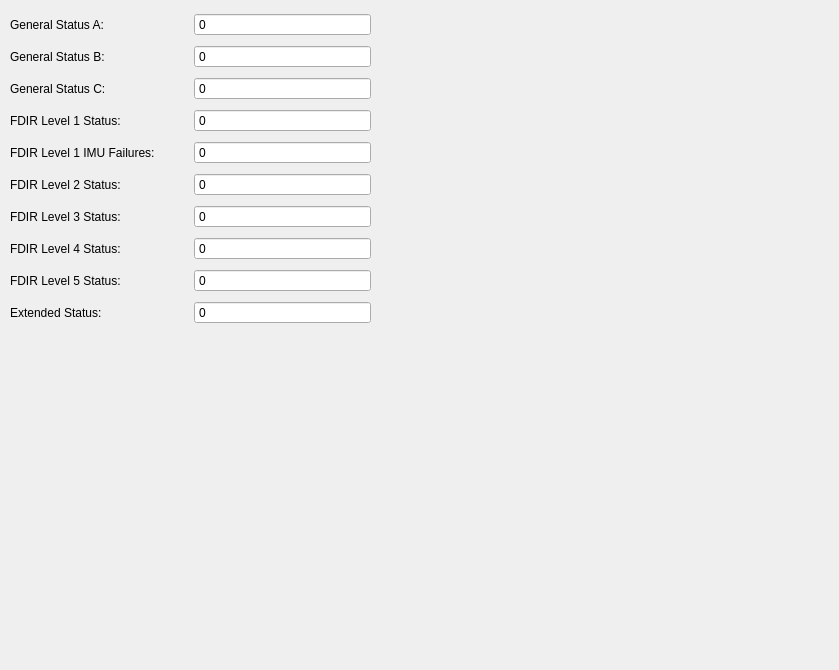
Qt form src/lib/visualization/StatusControl.ui (jmaye/libposlv) before a commit.
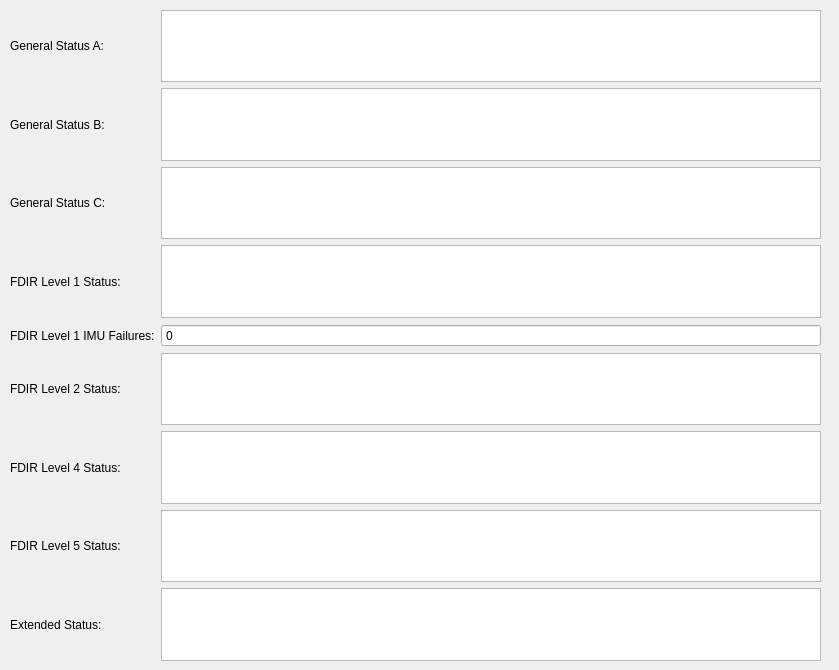
The same form after that commit.

Diff of the .ui file:
```diff
--- a/src/lib/visualization/StatusControl.ui
+++ b/src/lib/visualization/StatusControl.ui
@@ -18,8 +18,8 @@
     <rect>
      <x>10</x>
      <y>10</y>
-     <width>361</width>
-     <height>326</height>
+     <width>811</width>
+     <height>651</height>
     </rect>
    </property>
    <layout class="QGridLayout" name="statusLayout">
@@ -30,16 +30,6 @@
       </property>
      </widget>
     </item>
-    <item row="0" column="1">
-     <widget class="QSpinBox" name="statusASpinBox">
-      <property name="readOnly">
-       <bool>true</bool>
-      </property>
-      <property name="buttonSymbols">
-       <enum>QAbstractSpinBox::NoButtons</enum>
-      </property>
-     </widget>
-    </item>
     <item row="1" column="0">
      <widget class="QLabel" name="statusBLabel">
       <property name="text">
@@ -54,26 +44,6 @@
       </property>
      </widget>
     </item>
-    <item row="1" column="1">
-     <widget class="QSpinBox" name="statusBSpinBox">
-      <property name="readOnly">
-       <bool>true</bool>
-      </property>
-      <property name="buttonSymbols">
-       <enum>QAbstractSpinBox::NoButtons</enum>
-      </property>
-     </widget>
-    </item>
-    <item row="2" column="1">
-     <widget class="QSpinBox" name="statusCSpinBox">
-      <property name="readOnly">
-       <bool>true</bool>
-      </property>
-      <property name="buttonSymbols">
-       <enum>QAbstractSpinBox::NoButtons</enum>
-      </property>
-     </widget>
-    </item>
     <item row="3" column="0">
      <widget class="QLabel" name="fdir1StatusLabel">
       <property name="text">
@@ -81,16 +51,6 @@
       </property>
      </widget>
     </item>
-    <item row="3" column="1">
-     <widget class="QSpinBox" name="fdir1StatusSpinBox">
-      <property name="readOnly">
-       <bool>true</bool>
-      </property>
-      <property name="buttonSymbols">
-       <enum>QAbstractSpinBox::NoButtons</enum>
-      </property>
-     </widget>
-    </item>
     <item row="4" column="0">
      <widget class="QLabel" name="fdir1IMULabel">
       <property name="text">
@@ -115,83 +75,50 @@
       </property>
      </widget>
     </item>
-    <item row="5" column="1">
-     <widget class="QSpinBox" name="fdir2StatusSpinBox">
-      <property name="readOnly">
-       <bool>true</bool>
-      </property>
-      <property name="buttonSymbols">
-       <enum>QAbstractSpinBox::NoButtons</enum>
-      </property>
-     </widget>
-    </item>
     <item row="6" column="0">
-     <widget class="QLabel" name="fdir3StatusLabel">
-      <property name="text">
-       <string>FDIR Level 3 Status:</string>
-      </property>
-     </widget>
-    </item>
-    <item row="6" column="1">
-     <widget class="QSpinBox" name="fdir3StatusSpinBox">
-      <property name="readOnly">
-       <bool>true</bool>
-      </property>
-      <property name="buttonSymbols">
-       <enum>QAbstractSpinBox::NoButtons</enum>
-      </property>
-     </widget>
-    </item>
-    <item row="7" column="0">
      <widget class="QLabel" name="fdir4StatusLabel">
       <property name="text">
        <string>FDIR Level 4 Status:</string>
       </property>
      </widget>
     </item>
-    <item row="7" column="1">
-     <widget class="QSpinBox" name="fdir4StatusSpinBox">
-      <property name="readOnly">
-       <bool>true</bool>
-      </property>
-      <property name="buttonSymbols">
-       <enum>QAbstractSpinBox::NoButtons</enum>
-      </property>
-     </widget>
-    </item>
-    <item row="8" column="0">
+    <item row="7" column="0">
      <widget class="QLabel" name="fdir5StatusLabel">
       <property name="text">
        <string>FDIR Level 5 Status:</string>
       </property>
      </widget>
     </item>
-    <item row="8" column="1">
-     <widget class="QSpinBox" name="fdir5StatusSpinBox">
-      <property name="readOnly">
-       <bool>true</bool>
-      </property>
-      <property name="buttonSymbols">
-       <enum>QAbstractSpinBox::NoButtons</enum>
-      </property>
-     </widget>
-    </item>
-    <item row="9" column="0">
+    <item row="8" column="0">
      <widget class="QLabel" name="statusLabel">
       <property name="text">
        <string>Extended Status:</string>
       </property>
      </widget>
     </item>
-    <item row="9" column="1">
-     <widget class="QSpinBox" name="statusSpinBox">
-      <property name="readOnly">
-       <bool>true</bool>
-      </property>
-      <property name="buttonSymbols">
-       <enum>QAbstractSpinBox::NoButtons</enum>
-      </property>
-     </widget>
+    <item row="8" column="1">
+     <widget class="QTextBrowser" name="extStatusText"/>
+    </item>
+    <item row="7" column="1">
+     <widget class="QTextBrowser" name="fdir5Text"/>
+    </item>
+    <item row="6" column="1">
+     <widget class="QTextBrowser" name="fdir4Text"/>
+    </item>
+    <item row="5" column="1">
+     <widget class="QTextBrowser" name="fdir2Text"/>
+    </item>
+    <item row="3" column="1">
+     <widget class="QTextBrowser" name="fdir1Text"/>
+    </item>
+    <item row="2" column="1">
+     <widget class="QTextBrowser" name="statusCText"/>
+    </item>
+    <item row="1" column="1">
+     <widget class="QTextBrowser" name="statusBText"/>
+    </item>
+    <item row="0" column="1">
+     <widget class="QTextBrowser" name="statusAText"/>
     </item>
    </layout>
   </widget>
```
